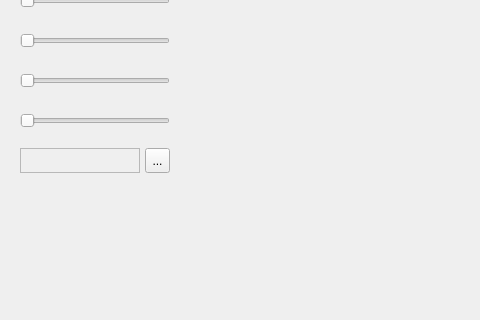
Qt form Assignment8SpriteEditor/mainwindow.ui (NZaffos/Sprite-Editor) before a commit; both pictures show x 0 to 480 and y 387 to 707 of the 1000 by 800 pixel window.
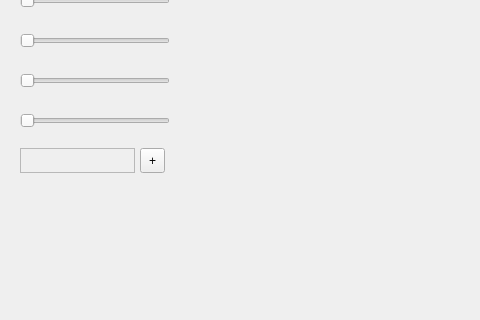
The same form after that commit.

```diff
--- a/Assignment8SpriteEditor/mainwindow.ui
+++ b/Assignment8SpriteEditor/mainwindow.ui
@@ -138,7 +138,7 @@
      <rect>
       <x>20</x>
       <y>535</y>
-      <width>120</width>
+      <width>115</width>
       <height>25</height>
      </rect>
     </property>
@@ -152,14 +152,20 @@
    <widget class="QToolButton" name="toolButton">
     <property name="geometry">
      <rect>
-      <x>145</x>
+      <x>140</x>
       <y>535</y>
       <width>25</width>
       <height>25</height>
      </rect>
     </property>
     <property name="text">
-     <string>...</string>
+     <string>+</string>
+    </property>
+    <property name="iconSize">
+     <size>
+      <width>25</width>
+      <height>25</height>
+     </size>
     </property>
    </widget>
   </widget>
```
